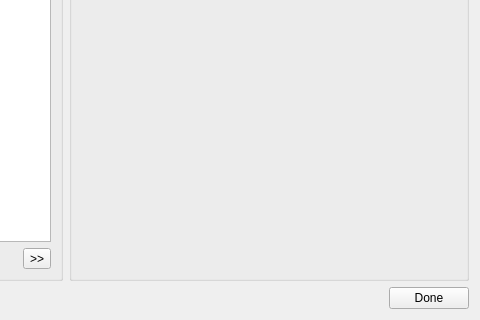
dmzgroup/js, file apps/uitest/scripts/main.ui: the form before one commit; both pictures show x 148 to 628 and y 201 to 521 of the 628 by 521 pixel window.
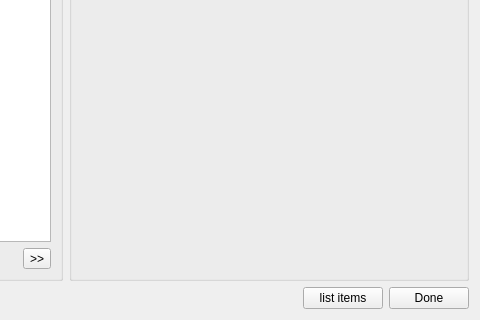
The form after the commit.

Commit message: Added "findItems" function to List Widget.

What changed in the file:
```diff
--- a/apps/uitest/scripts/main.ui
+++ b/apps/uitest/scripts/main.ui
@@ -116,6 +116,13 @@
        </property>
       </spacer>
      </item>
+     <item>
+      <widget class="QPushButton" name="pushButton">
+       <property name="text">
+        <string>list items</string>
+       </property>
+      </widget>
+     </item>
      <item>
       <widget class="QPushButton" name="doneButton">
        <property name="text">
```
The commit also changes 4 other files.
